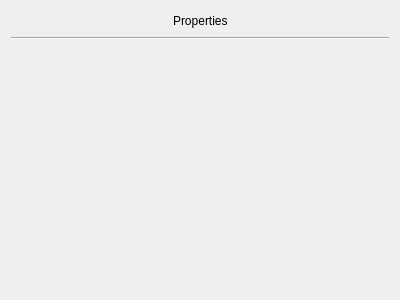
Old version of the form hexmap_qt/hexmap_widgets/object_properties_widget.ui in the repository mflagel/asdf_multiplat.
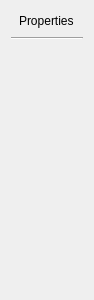
New version of the form.

Commit message: fiddling with widths for things in the right dock

```diff
--- a/hexmap_qt/hexmap_widgets/object_properties_widget.ui
+++ b/hexmap_qt/hexmap_widgets/object_properties_widget.ui
@@ -6,10 +6,22 @@
    <rect>
     <x>0</x>
     <y>0</y>
-    <width>400</width>
+    <width>94</width>
     <height>300</height>
    </rect>
   </property>
+  <property name="sizePolicy">
+   <sizepolicy hsizetype="Preferred" vsizetype="Preferred">
+    <horstretch>0</horstretch>
+    <verstretch>0</verstretch>
+   </sizepolicy>
+  </property>
+  <property name="minimumSize">
+   <size>
+    <width>0</width>
+    <height>0</height>
+   </size>
+  </property>
   <property name="windowTitle">
    <string>Form</string>
   </property>
```
The commit also changes 4 other files.
